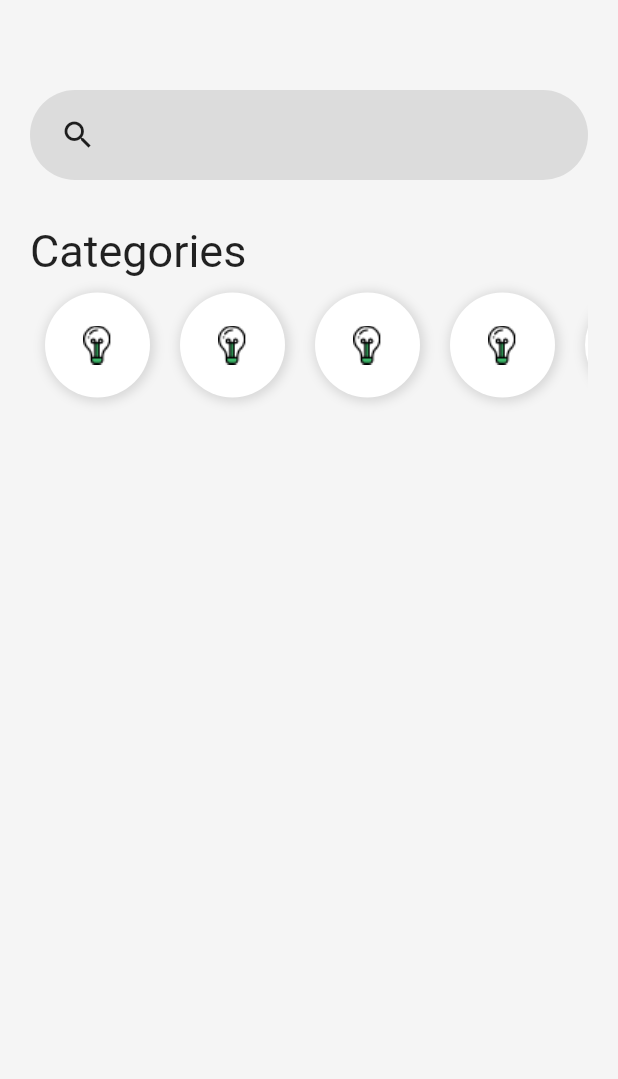
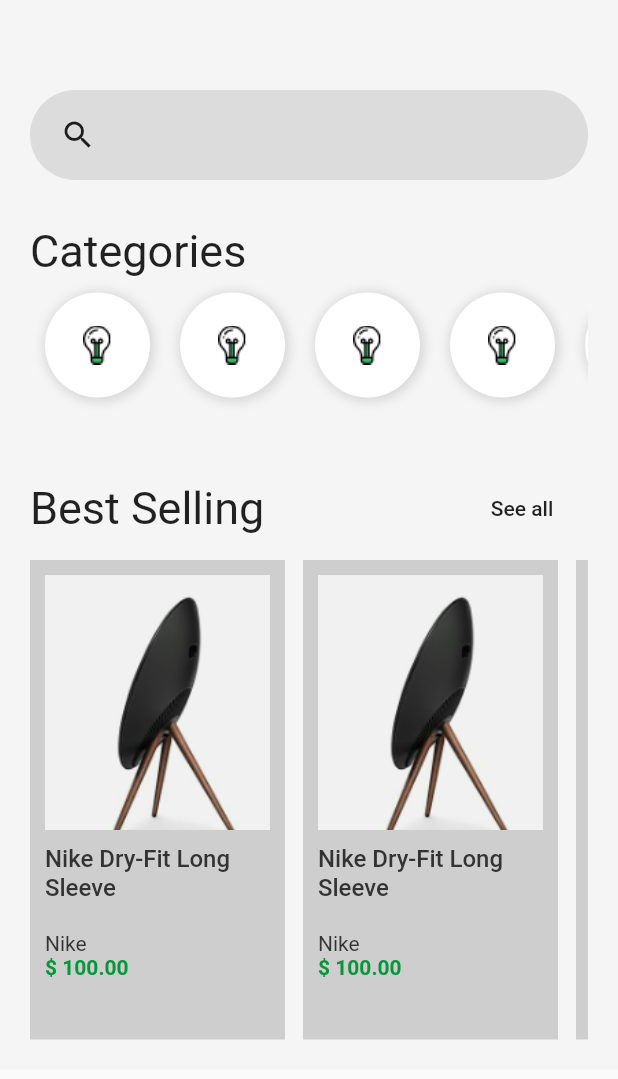
Before and after one commit to Senhordim/shopfy, a Flutter app: the screen it shows after launch, after a tap on "OK", on a phone screen of 412 x 824 dp. Shown: the top 1079 px of the screen. Run offline on Flutter 3.47's test engine with Material 2 defaults, Android fonts, the phone set to English and light mode, and no system bars.

```diff
--- a/lib/pages/home.page.dart
+++ b/lib/pages/home.page.dart
@@ -6,7 +6,8 @@ class HomePage extends StatelessWidget {
   @override
   Widget build(BuildContext context) {
     return Scaffold(
-      body: Container(
+      body: SingleChildScrollView(
+        child: Container(
             padding: EdgeInsets.all(20),
             width: double.infinity,
             color: Color(0xffF5F5F5),
@@ -17,7 +18,7 @@ class HomePage extends StatelessWidget {
                 SizedBox(
                   height: 40,
                 ),
-              search(context),
+                search(),
                 SizedBox(
                   height: 30,
                 ),
@@ -26,13 +27,37 @@ class HomePage extends StatelessWidget {
                   style: TextStyle(fontSize: 30),
                 ),
                 categoryList(),
+                SizedBox(
+                  height: 40,
+                ),
+                Row(
+                  mainAxisAlignment: MainAxisAlignment.spaceBetween,
+                  children: <Widget>[
+                    Text(
+                      "Best Selling",
+                      style: TextStyle(fontSize: 30),
+                    ),
+                    FlatButton(
+                      onPressed: () {},
+                      child: Text("See all"),
+                    )
+                  ],
+                ),
+                SizedBox(
+                  height: 10,
+                ),
+                Container(
+                  height: 320,
+                  child: productList(),
+                ),
               ],
             )),
+      ),
     );
   }
 }
 
-Widget search(BuildContext context) {
+Widget search() {
   return Container(
     padding: EdgeInsets.only(left: 20),
     width: double.infinity,
@@ -100,3 +125,62 @@ Widget categoryitem() {
     child: Image.asset("assets/images/Icon_Devices.png"),
   );
 }
+
+Widget productList() {
+  return ListView(
+    scrollDirection: Axis.horizontal,
+    children: <Widget>[
+      productCard(),
+      productCard(),
+      productCard(),
+    ],
+  );
+}
+
+Widget productCard() {
+  return Container(
+    width: 170,
+    padding: EdgeInsets.all(10),
+    margin: EdgeInsets.only(right: 12),
+    color: Color(0xffCECECE),
+    alignment: Alignment.center,
+    child: Column(
+      mainAxisAlignment: MainAxisAlignment.start,
+      crossAxisAlignment: CrossAxisAlignment.start,
+      children: <Widget>[
+        Container(
+          child: Image.asset(
+            "assets/images/product-1.png",
+            width: 170,
+            height: 170,
+            fit: BoxFit.cover,
+          ),
+        ),
+        SizedBox(
+          height: 10,
+        ),
+        Text(
+          "Nike Dry-Fit Long Sleeve",
+          style: TextStyle(
+              fontSize: 16,
+              color: Color(0xff333333),
+              fontWeight: FontWeight.w500),
+        ),
+        SizedBox(
+          height: 20,
+        ),
+        Text(
+          "Nike",
+          style: TextStyle(fontSize: 14, color: Color(0xff333333)),
+        ),
+        Text(
+          "\$ 100.00",
+          style: TextStyle(
+              fontSize: 14,
+              color: Color(0xff03963a),
+              fontWeight: FontWeight.w700),
+        ),
+      ],
+    ),
+  );
+}
```
Lines whose indentation alone changed are shown as unchanged.
